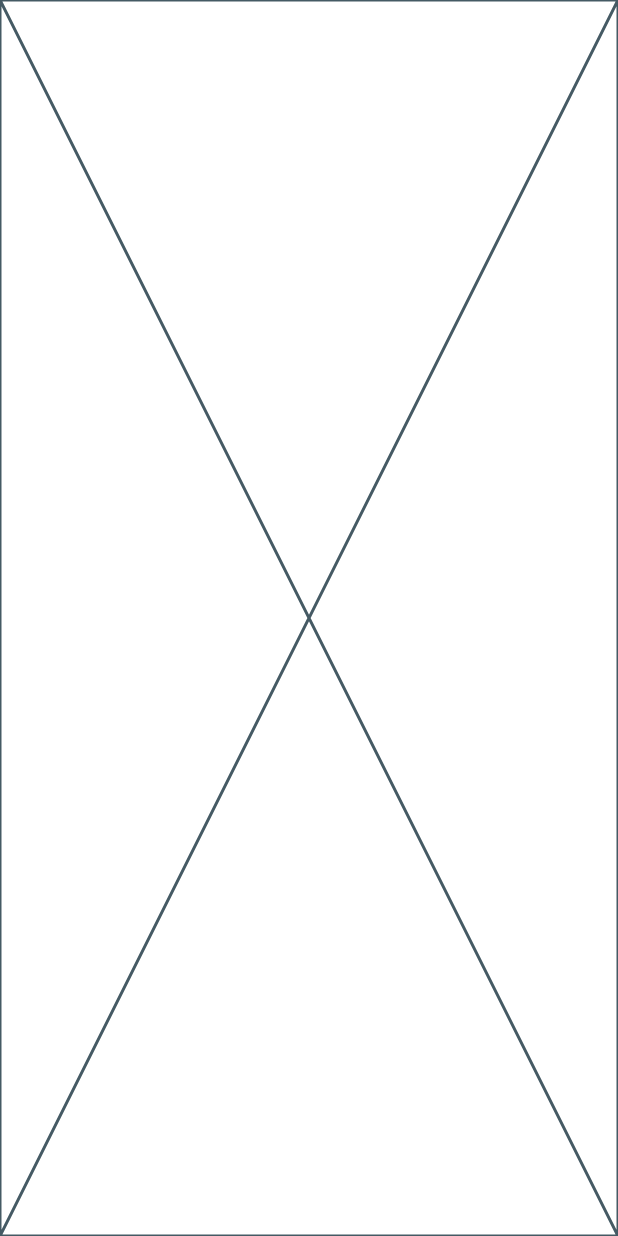
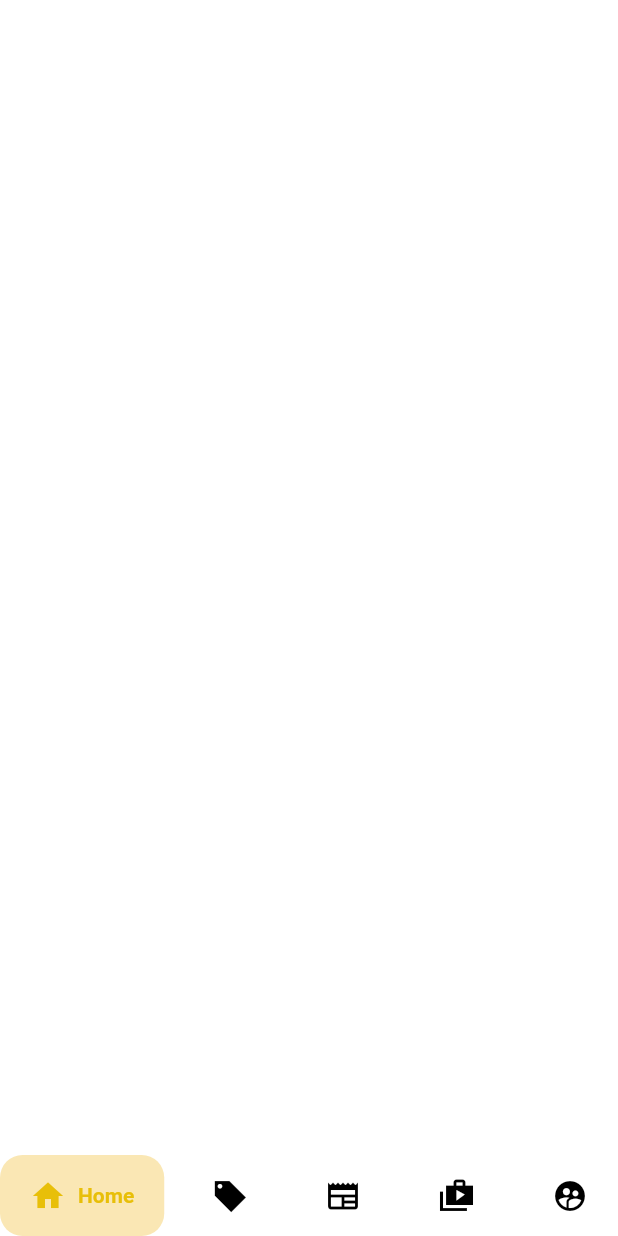
Before and after one commit to ahagaash/GrandBazar_IOS, a Flutter app: the screen it shows after launch, on a phone screen of 412 x 824 dp. Run offline on Flutter 3.47's test engine with Material 2 defaults, Android fonts, the phone set to English and light mode, and no system bars; drawn by our look-alikes of google_nav_bar; our stand-ins replace animated_splash_screen, page_transition; Roboto replaces fonts that are missing (Montserrat).

Commit message:
bottomNavigation added

```diff
--- /dev/null
+++ b/grand_bazar/lib/Screens/Home/home.dart
@@ -0,0 +1,66 @@
+import 'package:flutter/material.dart';
+import 'package:google_nav_bar/google_nav_bar.dart';
+
+class Home extends StatefulWidget {
+  const Home({Key? key}) : super(key: key);
+
+  @override
+  _HomeState createState() => _HomeState();
+}
+
+class _HomeState extends State<Home> {
+  @override
+  Widget build(BuildContext context) {
+    return Scaffold(
+      //BOTTOM NAVIGATION BAR
+      bottomNavigationBar: GNav(
+          // rippleColor: Colors.grey, // tab button ripple color when pressed
+          // hoverColor: Colors.grey, // tab button hover color
+          haptic: true, // haptic feedback
+          tabBorderRadius: 15,
+          // tabActiveBorder:
+          //     Border.all(color: Colors.black, width: 1), // tab button border
+          // tabBorder:
+          //     Border.all(color: Colors.grey, width: 1), // tab button border
+          // tabShadow: [
+          //   BoxShadow(color: Colors.grey.withOpacity(0.5), blurRadius: 8)
+          // ], // tab button shadow
+          curve: Curves.easeOutExpo, // tab animation curves
+          duration: Duration(milliseconds: 900), // tab animation duration
+          gap: 8, // the tab button gap between icon and text
+          onTabChange: (value) => {
+                {print(value)}
+              },
+          color: Colors.black, // unselected icon color
+          activeColor:
+              Color.fromARGB(255, 232, 191, 9), // selected icon and text color
+          iconSize: 24, // tab button icon size
+          tabBackgroundColor: Color.fromARGB(255, 238, 176, 6)
+              .withOpacity(0.3), // selected tab background color
+          padding: EdgeInsets.symmetric(
+              horizontal: 20, vertical: 15), // navigation bar padding
+          tabs: [
+            GButton(
+              icon: Icons.home,
+              text: 'Home',
+            ),
+            GButton(
+              icon: Icons.local_offer_sharp,
+              text: 'Offers',
+            ),
+            GButton(
+              icon: Icons.newspaper,
+              text: 'News',
+            ),
+            GButton(
+              icon: Icons.shop_two_sharp,
+              text: 'Shops',
+            ),
+            GButton(
+              icon: Icons.supervised_user_circle_sharp,
+              text: 'Profile',
+            )
+          ]),
+    );
+  }
+}
--- a/grand_bazar/lib/main.dart
+++ b/grand_bazar/lib/main.dart
@@ -2,6 +2,7 @@ import 'package:flutter/material.dart';
 import 'package:animated_splash_screen/animated_splash_screen.dart';
 import 'package:page_transition/page_transition.dart';
 import 'Screens/Login/login.dart';
+import 'Screens/Home/home.dart';
 
 void main() {
   runApp(const MyApp());
@@ -37,28 +38,40 @@ class SplashScreen extends StatelessWidget {
 
   @override
   Widget build(BuildContext context) {
-    return AnimatedSplashScreen(
-      splash: Column(children: [
-        Image.asset(
-          'assets/grandbazaarLogo.png',
-          height: 195.0,
-        ),
-        const Text(
-          'Grand Bazaar',
-          style: TextStyle(
-              fontSize: 40,
-              fontWeight: FontWeight.bold,
-              color: Color.fromARGB(244, 247, 230, 4),
-              fontFamily: 'Abril Fatface'),
-        )
-      ]),
-      backgroundColor: const Color.fromARGB(255, 36, 35, 35),
-      nextScreen: const LoginScreen(),
-      splashIconSize: 250,
-      duration: 5000,
-      splashTransition: SplashTransition.fadeTransition,
-      pageTransitionType: PageTransitionType.leftToRightWithFade,
-      animationDuration: const Duration(seconds: 5),
+    // return AnimatedSplashScreen(
+    //   splash: Column(children: [
+    //     Image.asset(
+    //       'assets/grandbazaarLogo.png',
+    //       height: 195.0,
+    //     ),
+    //     const Text(
+    //       'Grand Bazaar',
+    //       style: TextStyle(
+    //           fontSize: 40,
+    //           fontWeight: FontWeight.bold,
+    //           color: Color.fromARGB(244, 247, 230, 4),
+    //           fontFamily: 'Abril Fatface'),
+    //     )
+    //   ]),
+    //   backgroundColor: const Color.fromARGB(255, 36, 35, 35),
+    //   nextScreen: const LoginScreen(),
+    //   splashIconSize: 250,
+    //   duration: 5000,
+    //   splashTransition: SplashTransition.fadeTransition,
+    //   pageTransitionType: PageTransitionType.leftToRightWithFade,
+    //   animationDuration: const Duration(seconds: 5),
+    // );
+    return MaterialApp(
+      title: 'Grand Bazar',
+      debugShowCheckedModeBanner: false,
+      theme: ThemeData(
+        scaffoldBackgroundColor: Colors.white,
+        textTheme: Theme.of(context).textTheme.apply(
+              bodyColor: Colors.white,
+              fontFamily: 'Montserrat',
+            ),
+      ),
+      home: const Home(),
     );
   }
 }
--- a/grand_bazar/pubspec.yaml
+++ b/grand_bazar/pubspec.yaml
@@ -34,6 +34,9 @@ dependencies:
   # The following adds the Cupertino Icons font to your application.
   # Use with the CupertinoIcons class for iOS style icons.
   cupertino_icons: ^1.0.2
+  google_nav_bar: ^5.0.6
+
+
 
 dev_dependencies:
   flutter_test:
```
Also changed, not shown: grand_bazar/pubspec.lock, 1 other file.
